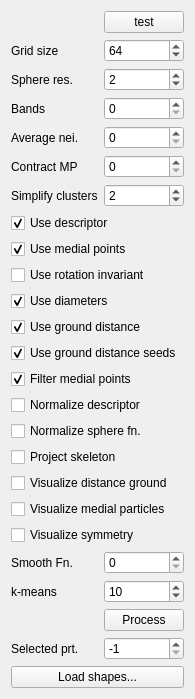
First picture: the form in particles/particles-widget.ui, repository ialhashim/ddtt-dev, before the edit.
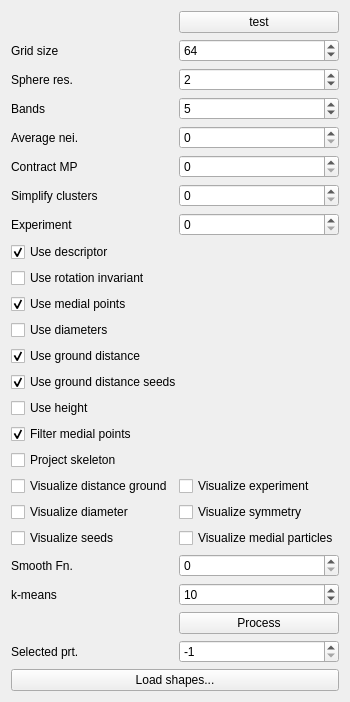
Second picture: the form after the edit.

Commit message: [particles] experiments.. experiments..

```diff
--- a/particles/particles-widget.ui
+++ b/particles/particles-widget.ui
@@ -6,41 +6,38 @@
    <rect>
     <x>0</x>
     <y>0</y>
-    <width>179</width>
-    <height>660</height>
+    <width>306</width>
+    <height>651</height>
    </rect>
   </property>
   <property name="windowTitle">
    <string>Particles</string>
   </property>
   <layout class="QGridLayout" name="gridLayout">
-   <item row="24" column="1">
-    <widget class="QPushButton" name="processShapesButton">
+   <item row="11" column="0">
+    <widget class="QCheckBox" name="useMedialPoints">
      <property name="text">
-      <string>Process</string>
-     </property>
-    </widget>
-   </item>
-   <item row="16" column="0" colspan="2">
-    <widget class="QCheckBox" name="normalizeSphereFn">
-     <property name="text">
-      <string>Normalize sphere fn.</string>
-     </property>
-     <property name="checked">
-      <bool>false</bool>
-     </property>
-    </widget>
-   </item>
-   <item row="7" column="0" colspan="2">
-    <widget class="QCheckBox" name="useDescriptor">
-     <property name="text">
-      <string>Use descriptor</string>
+      <string>Use medial points</string>
      </property>
      <property name="checked">
       <bool>true</bool>
      </property>
     </widget>
    </item>
+   <item row="27" column="0">
+    <widget class="QLabel" name="fnSmoothItersLabel">
+     <property name="text">
+      <string>Smooth Fn.</string>
+     </property>
+    </widget>
+   </item>
+   <item row="26" column="0">
+    <widget class="QCheckBox" name="showSeeds">
+     <property name="text">
+      <string>Visualize seeds</string>
+     </property>
+    </widget>
+   </item>
    <item row="5" column="0">
     <widget class="QLabel" name="label_6">
      <property name="text">
@@ -48,61 +45,6 @@
      </property>
     </widget>
    </item>
-   <item row="2" column="1">
-    <widget class="QSpinBox" name="sphereResolution">
-     <property name="maximum">
-      <number>12</number>
-     </property>
-     <property name="value">
-      <number>2</number>
-     </property>
-    </widget>
-   </item>
-   <item row="3" column="0">
-    <widget class="QLabel" name="label_5">
-     <property name="text">
-      <string>Bands</string>
-     </property>
-    </widget>
-   </item>
-   <item row="21" column="1">
-    <widget class="QSpinBox" name="fnSmoothIters">
-     <property name="maximum">
-      <number>200</number>
-     </property>
-    </widget>
-   </item>
-   <item row="1" column="0">
-    <widget class="QLabel" name="label_2">
-     <property name="text">
-      <string>Grid size</string>
-     </property>
-    </widget>
-   </item>
-   <item row="15" column="0" colspan="2">
-    <widget class="QCheckBox" name="normalizeDesc">
-     <property name="text">
-      <string>Normalize descriptor</string>
-     </property>
-     <property name="checked">
-      <bool>false</bool>
-     </property>
-    </widget>
-   </item>
-   <item row="23" column="0">
-    <widget class="QLabel" name="label_4">
-     <property name="text">
-      <string>k-means</string>
-     </property>
-    </widget>
-   </item>
-   <item row="20" column="0" colspan="2">
-    <widget class="QCheckBox" name="showSymmetry">
-     <property name="text">
-      <string>Visualize symmetry</string>
-     </property>
-    </widget>
-   </item>
    <item row="2" column="0">
     <widget class="QLabel" name="label_3">
      <property name="text">
@@ -110,20 +52,6 @@
      </property>
     </widget>
    </item>
-   <item row="21" column="0">
-    <widget class="QLabel" name="fnSmoothItersLabel">
-     <property name="text">
-      <string>Smooth Fn.</string>
-     </property>
-    </widget>
-   </item>
-   <item row="0" column="1">
-    <widget class="QPushButton" name="testButton">
-     <property name="text">
-      <string>test</string>
-     </property>
-    </widget>
-   </item>
    <item row="6" column="0">
     <widget class="QLabel" name="simplifyClusterLabel">
      <property name="text">
@@ -131,24 +59,167 @@
      </property>
     </widget>
    </item>
-   <item row="26" column="0" colspan="2">
-    <widget class="QPushButton" name="loadShapes">
+   <item row="6" column="1">
+    <widget class="QSpinBox" name="simplifyCluster">
+     <property name="value">
+      <number>0</number>
+     </property>
+    </widget>
+   </item>
+   <item row="13" column="0" colspan="2">
+    <widget class="QCheckBox" name="useGroundDist">
      <property name="text">
-      <string>Load shapes...</string>
+      <string>Use ground distance</string>
      </property>
+     <property name="checked">
+      <bool>true</bool>
+     </property>
     </widget>
    </item>
-   <item row="10" column="0" colspan="2">
+   <item row="29" column="1">
+    <widget class="QSpinBox" name="kclusters">
+     <property name="minimum">
+      <number>1</number>
+     </property>
+     <property name="maximum">
+      <number>120</number>
+     </property>
+     <property name="value">
+      <number>10</number>
+     </property>
+    </widget>
+   </item>
+   <item row="17" column="0" colspan="2">
+    <widget class="QCheckBox" name="filterMedialPoints">
+     <property name="text">
+      <string>Filter medial points</string>
+     </property>
+     <property name="checked">
+      <bool>true</bool>
+     </property>
+    </widget>
+   </item>
+   <item row="12" column="0" colspan="2">
     <widget class="QCheckBox" name="useDiameter">
      <property name="text">
       <string>Use diameters</string>
      </property>
+    </widget>
+   </item>
+   <item row="0" column="1">
+    <widget class="QPushButton" name="testButton">
+     <property name="text">
+      <string>test</string>
+     </property>
+    </widget>
+   </item>
+   <item row="29" column="0">
+    <widget class="QLabel" name="label_4">
+     <property name="text">
+      <string>k-means</string>
+     </property>
+    </widget>
+   </item>
+   <item row="5" column="1">
+    <widget class="QSpinBox" name="contractMedial"/>
+   </item>
+   <item row="8" column="0" colspan="2">
+    <widget class="QCheckBox" name="useDescriptor">
+     <property name="text">
+      <string>Use descriptor</string>
+     </property>
      <property name="checked">
       <bool>true</bool>
      </property>
     </widget>
    </item>
-   <item row="25" column="1">
+   <item row="14" column="0" colspan="2">
+    <widget class="QCheckBox" name="useGroundDistSeed">
+     <property name="text">
+      <string>Use ground distance seeds</string>
+     </property>
+     <property name="checked">
+      <bool>true</bool>
+     </property>
+    </widget>
+   </item>
+   <item row="1" column="1">
+    <widget class="QSpinBox" name="gridsize">
+     <property name="minimum">
+      <number>8</number>
+     </property>
+     <property name="maximum">
+      <number>1024</number>
+     </property>
+     <property name="value">
+      <number>64</number>
+     </property>
+    </widget>
+   </item>
+   <item row="4" column="0">
+    <widget class="QLabel" name="avgNeighItersLabel">
+     <property name="text">
+      <string>Average nei.</string>
+     </property>
+    </widget>
+   </item>
+   <item row="1" column="0">
+    <widget class="QLabel" name="label_2">
+     <property name="text">
+      <string>Grid size</string>
+     </property>
+    </widget>
+   </item>
+   <item row="4" column="1">
+    <widget class="QSpinBox" name="avgNeighIters">
+     <property name="value">
+      <number>0</number>
+     </property>
+    </widget>
+   </item>
+   <item row="31" column="0">
+    <widget class="QLabel" name="label">
+     <property name="text">
+      <string>Selected prt.</string>
+     </property>
+    </widget>
+   </item>
+   <item row="27" column="1">
+    <widget class="QSpinBox" name="fnSmoothIters">
+     <property name="maximum">
+      <number>200</number>
+     </property>
+    </widget>
+   </item>
+   <item row="18" column="0" colspan="2">
+    <widget class="QCheckBox" name="projectSkeleton">
+     <property name="text">
+      <string>Project skeleton</string>
+     </property>
+    </widget>
+   </item>
+   <item row="30" column="1">
+    <widget class="QPushButton" name="processShapesButton">
+     <property name="text">
+      <string>Process</string>
+     </property>
+    </widget>
+   </item>
+   <item row="16" column="0" colspan="2">
+    <widget class="QCheckBox" name="useHeight">
+     <property name="text">
+      <string>Use height</string>
+     </property>
+    </widget>
+   </item>
+   <item row="32" column="0" colspan="2">
+    <widget class="QPushButton" name="loadShapes">
+     <property name="text">
+      <string>Load shapes...</string>
+     </property>
+    </widget>
+   </item>
+   <item row="31" column="1">
     <widget class="QSpinBox" name="selectedParticle">
      <property name="minimum">
       <number>-1</number>
@@ -161,14 +232,44 @@
      </property>
     </widget>
    </item>
-   <item row="19" column="0" colspan="2">
-    <widget class="QCheckBox" name="showMedial">
+   <item row="3" column="1">
+    <widget class="QSpinBox" name="bands">
+     <property name="minimum">
+      <number>0</number>
+     </property>
+     <property name="maximum">
+      <number>120</number>
+     </property>
+     <property name="value">
+      <number>5</number>
+     </property>
+    </widget>
+   </item>
+   <item row="2" column="1">
+    <widget class="QSpinBox" name="sphereResolution">
+     <property name="maximum">
+      <number>12</number>
+     </property>
+     <property name="value">
+      <number>2</number>
+     </property>
+    </widget>
+   </item>
+   <item row="10" column="0" colspan="2">
+    <widget class="QCheckBox" name="useRotationInv">
      <property name="text">
-      <string>Visualize medial particles</string>
+      <string>Use rotation invariant</string>
      </property>
     </widget>
    </item>
-   <item row="27" column="1">
+   <item row="3" column="0">
+    <widget class="QLabel" name="label_5">
+     <property name="text">
+      <string>Bands</string>
+     </property>
+    </widget>
+   </item>
+   <item row="33" column="0" colspan="2">
     <spacer name="verticalSpacer">
      <property name="orientation">
       <enum>Qt::Vertical</enum>
@@ -181,134 +282,48 @@
      </property>
     </spacer>
    </item>
-   <item row="4" column="0">
-    <widget class="QLabel" name="avgNeighItersLabel">
-     <property name="text">
-      <string>Average nei.</string>
-     </property>
-    </widget>
+   <item row="7" column="1">
+    <widget class="QSpinBox" name="experimentIter"/>
    </item>
-   <item row="9" column="0" colspan="2">
-    <widget class="QCheckBox" name="useRotationInv">
+   <item row="7" column="0">
+    <widget class="QLabel" name="label_7">
      <property name="text">
-      <string>Use rotation invariant</string>
+      <string>Experiment</string>
      </property>
     </widget>
    </item>
-   <item row="5" column="1">
-    <widget class="QSpinBox" name="contractMedial"/>
-   </item>
-   <item row="12" column="0" colspan="2">
-    <widget class="QCheckBox" name="useGroundDist">
+   <item row="26" column="1">
+    <widget class="QCheckBox" name="showMedial">
      <property name="text">
-      <string>Use ground distance</string>
+      <string>Visualize medial particles</string>
      </property>
-     <property name="checked">
-      <bool>true</bool>
-     </property>
     </widget>
    </item>
-   <item row="13" column="0" colspan="2">
-    <widget class="QCheckBox" name="useGroundDistSeed">
-     <property name="text">
-      <string>Use ground distance seeds</string>
-     </property>
-     <property name="checked">
-      <bool>true</bool>
-     </property>
-    </widget>
-   </item>
-   <item row="18" column="0" colspan="2">
+   <item row="19" column="0">
     <widget class="QCheckBox" name="showDistGround">
      <property name="text">
       <string>Visualize distance ground</string>
      </property>
     </widget>
    </item>
-   <item row="25" column="0">
-    <widget class="QLabel" name="label">
+   <item row="23" column="0">
+    <widget class="QCheckBox" name="showDiameter">
      <property name="text">
-      <string>Selected prt.</string>
-     </property>
-    </widget>
-   </item>
-   <item row="17" column="0" colspan="2">
-    <widget class="QCheckBox" name="projectSkeleton">
-     <property name="text">
-      <string>Project skeleton</string>
-     </property>
-    </widget>
-   </item>
-   <item row="1" column="1">
-    <widget class="QSpinBox" name="gridsize">
-     <property name="minimum">
-      <number>8</number>
-     </property>
-     <property name="maximum">
-      <number>1024</number>
-     </property>
-     <property name="value">
-      <number>64</number>
-     </property>
-    </widget>
-   </item>
-   <item row="14" column="0" colspan="2">
-    <widget class="QCheckBox" name="filterMedialPoints">
-     <property name="text">
-      <string>Filter medial points</string>
-     </property>
-     <property name="checked">
-      <bool>true</bool>
+      <string>Visualize diameter</string>
      </property>
     </widget>
    </item>
    <item row="23" column="1">
-    <widget class="QSpinBox" name="kclusters">
-     <property name="minimum">
-      <number>1</number>
+    <widget class="QCheckBox" name="showSymmetry">
+     <property name="text">
+      <string>Visualize symmetry</string>
      </property>
-     <property name="maximum">
-      <number>120</number>
-     </property>
-     <property name="value">
-      <number>10</number>
-     </property>
     </widget>
    </item>
-   <item row="4" column="1">
-    <widget class="QSpinBox" name="avgNeighIters">
-     <property name="value">
-      <number>0</number>
-     </property>
-    </widget>
-   </item>
-   <item row="6" column="1">
-    <widget class="QSpinBox" name="simplifyCluster">
-     <property name="value">
-      <number>2</number>
-     </property>
-    </widget>
-   </item>
-   <item row="3" column="1">
-    <widget class="QSpinBox" name="bands">
-     <property name="minimum">
-      <number>0</number>
-     </property>
-     <property name="maximum">
-      <number>120</number>
-     </property>
-     <property name="value">
-      <number>0</number>
-     </property>
-    </widget>
-   </item>
-   <item row="8" column="0" colspan="2">
-    <widget class="QCheckBox" name="useMedialPoints">
+   <item row="19" column="1">
+    <widget class="QCheckBox" name="showExperiment">
      <property name="text">
-      <string>Use medial points</string>
-     </property>
-     <property name="checked">
-      <bool>true</bool>
+      <string>Visualize experiment</string>
      </property>
     </widget>
    </item>
```
The commit also changes 7 other files.
